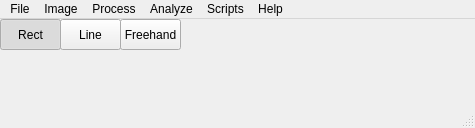
Old version of the form gui/main.ui in the repository flika-org/flika.
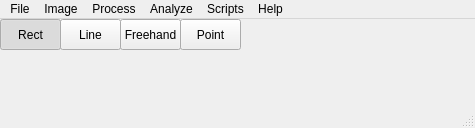
New version of the form.

Commit message: Added ability to draw points

Patch:
```diff
--- a/gui/main.ui
+++ b/gui/main.ui
@@ -86,6 +86,31 @@
      <bool>false</bool>
     </property>
    </widget>
+   <widget class="QPushButton" name="point">
+    <property name="geometry">
+     <rect>
+      <x>180</x>
+      <y>0</y>
+      <width>61</width>
+      <height>31</height>
+     </rect>
+    </property>
+    <property name="text">
+     <string>Point</string>
+    </property>
+    <property name="checkable">
+     <bool>true</bool>
+    </property>
+    <property name="checked">
+     <bool>false</bool>
+    </property>
+    <property name="autoExclusive">
+     <bool>true</bool>
+    </property>
+    <property name="flat">
+     <bool>false</bool>
+    </property>
+   </widget>
   </widget>
   <widget class="QMenuBar" name="menubar">
    <property name="geometry">
```
Left out of the diff: 6 changed lines with no effect on the pictures. The commit also changes 3 other files.
